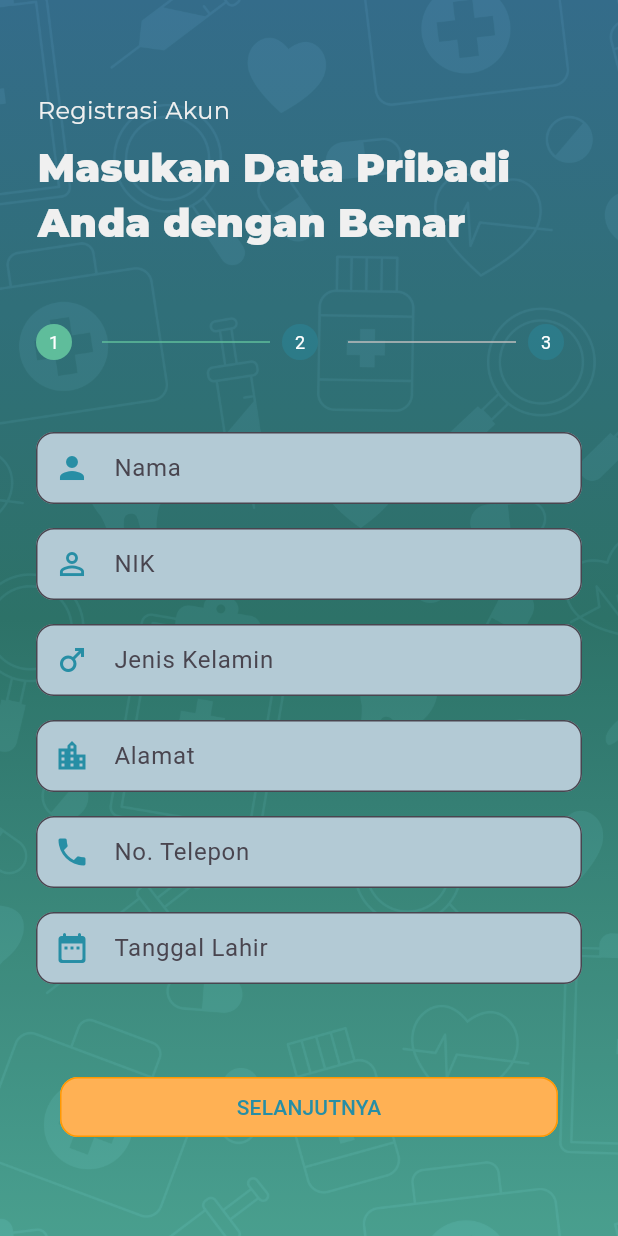
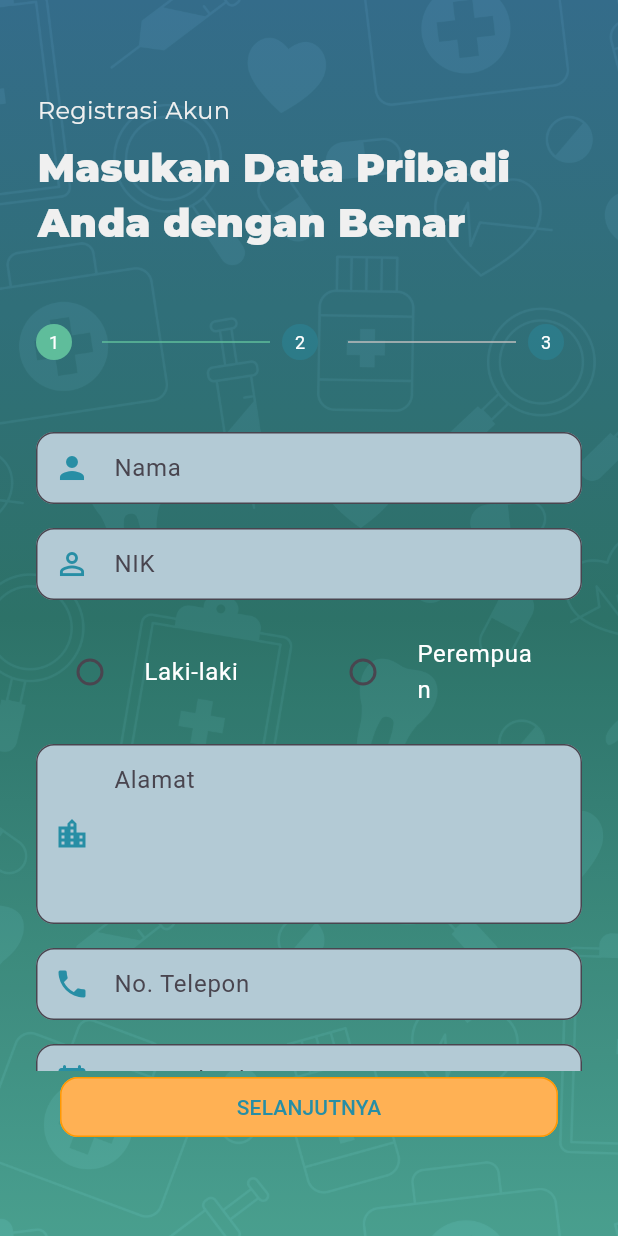
Before and after one commit to sabilfaustaa/provis-frontend, a Flutter app: the screen it shows after launch, after a tap on "DAFTAR", on a phone screen of 412 x 824 dp. Run offline on Flutter 3.47's test engine with Material 3 defaults, Android fonts, the phone set to English and light mode, and no system bars; our stand-ins replace google_fonts, shared_preferences; accounts and stored records are empty.

```diff
--- a/lib/component.dart
+++ b/lib/component.dart
@@ -1,5 +1,6 @@
 import 'package:flutter/material.dart';
 import 'package:digisehat/theme.dart';
+import 'package:intl/date_symbols.dart';
 
 Widget buildBackground(BoxDecoration boxDecoration) {
   return Container(
@@ -11,29 +12,34 @@ Widget buildTextField({
   TextEditingController? controller,
   required String hint,
   required bool obscureText,
-  required IconData prefixIcon,
+  IconData? prefixIcon,
   Color backgroundColor = Colors.white,
   Color iconColor = Colors.black,
   double fieldHeight = 48.0,
+  int maxLines = 1,
 }) {
   return TextField(
     controller: controller,
     obscureText: obscureText,
+    maxLines: maxLines,
+    textAlignVertical: TextAlignVertical.center,
     decoration: InputDecoration(
       hintText: hint,
       fillColor: backgroundColor,
       filled: true,
-      prefixIcon: IconTheme(
-        data: IconThemeData(
-          color: iconColor,
-        ),
-        child: Icon(prefixIcon),
-      ),
+      prefixIcon: prefixIcon != null
+          ? IconTheme(
+              data: IconThemeData(
+                color: iconColor,
+              ),
+              child: Icon(prefixIcon),
+            )
+          : null,
       border: OutlineInputBorder(
         borderRadius: BorderRadius.circular(12),
       ),
       contentPadding: EdgeInsets.symmetric(
-        vertical: (fieldHeight - 48.0) / 2,
+        vertical: (fieldHeight - 24.0) / 2,
         horizontal: 12,
       ),
     ),
--- /dev/null
+++ b/lib/models/patient.dart
@@ -0,0 +1,43 @@
+class PatientModel {
+  int id;
+  String name;
+  int userId;
+  String nik;
+  String gender;
+  String address;
+  String telephone;
+  String dateOfBirth;
+  String medicalRecord;
+  String allergy;
+  bool bpjsStatus;
+
+  PatientModel({
+    required this.id,
+    required this.name,
+    required this.userId,
+    required this.nik,
+    required this.gender,
+    required this.address,
+    required this.telephone,
+    required this.dateOfBirth,
+    required this.medicalRecord,
+    required this.allergy,
+    required this.bpjsStatus,
+  });
+
+  factory PatientModel.fromJson(Map<String, dynamic> json) {
+    return PatientModel(
+      id: json['id'],
+      name: json['name'],
+      userId: json['user_id'],
+      nik: json['nik'],
+      gender: json['gender'],
+      address: json['address'],
+      telephone: json['telephone'],
+      dateOfBirth: json['date_of_birth'],
+      medicalRecord: json['medical_record'],
+      allergy: json['allergy'],
+      bpjsStatus: json['bpjs_status'],
+    );
+  }
+}
--- a/lib/models/user.dart
+++ b/lib/models/user.dart
@@ -1,60 +1,41 @@
+import 'patient.dart'; // Sesuaikan dengan path model PatientModel
+
 class UserModel {
-  final int id;
-  final String username;
-  final String name;
-  final String medicalRecord;
-  final String nik;
-  final String gender;
-  final String address;
-  final String telephone;
-  final String dateOfBirth;
-  final String allergy;
-  final String allergyYear;
-  final String accessToken;
+  int id;
+  String username;
+  String role;
+  String accessToken;
+  PatientModel? patient;
 
   UserModel({
     required this.id,
     required this.username,
-    required this.name,
-    required this.medicalRecord,
-    required this.nik,
-    required this.gender,
-    required this.address,
-    required this.telephone,
-    required this.dateOfBirth,
-    required this.allergy,
-    required this.allergyYear,
+    required this.role,
     required this.accessToken,
+    this.patient,
   });
-
-  UserModel.fromBasic({
-    required this.id,
-    required this.accessToken,
-  })  : username = '',
-        name = '',
-        medicalRecord = '',
-        nik = '',
-        gender = '',
-        address = '',
-        telephone = '',
-        dateOfBirth = '',
-        allergy = '',
-        allergyYear = '';
 
   factory UserModel.fromJson(Map<String, dynamic> json) {
     return UserModel(
       id: json['id'],
       username: json['username'],
-      name: json['name'],
-      medicalRecord: json['medical_record'],
-      nik: json['nik'],
-      gender: json['gender'],
-      address: json['address'],
-      telephone: json['telephone'],
-      dateOfBirth: json['date_of_birth'],
-      allergy: json['allergy'],
-      allergyYear: json['allergy_year'],
+      role: json['role'],
       accessToken: json['access_token'],
+      patient: json['patient'] != null
+          ? PatientModel.fromJson(json['patient'])
+          : null,
+    );
+  }
+
+  factory UserModel.fromBasic({
+    required int id,
+    required String accessToken,
+  }) {
+    return UserModel(
+      id: id,
+      username: '',
+      role: '',
+      accessToken: accessToken,
     );
   }
 }
--- a/lib/pages/home/jadwal_konsultasi.dart
+++ b/lib/pages/home/jadwal_konsultasi.dart
@@ -86,7 +86,8 @@ class JadwalKonsultasiPage extends StatelessWidget {
                               ),
                               SizedBox(height: 16),
                               Text(
-                                schedule.patient.name,
+                                "Test",
+                                // schedule.patient.name,
                                 style: TextStyle(
                                   color: lightColor,
                                   fontSize: 20,
--- a/lib/pages/sign_up.dart
+++ b/lib/pages/sign_up.dart
@@ -1,9 +1,9 @@
-import 'package:digisehat/providers/auth_provider.dart';
 import 'package:flutter/material.dart';
 import 'package:provider/provider.dart';
-// import 'package:digisehat/helpers.dart';
+import 'package:intl/intl.dart';
 import 'package:digisehat/theme.dart';
 import 'package:digisehat/component.dart';
+import 'package:digisehat/providers/auth_provider.dart';
 
 class SignUpPage extends StatefulWidget {
   @override
@@ -16,13 +16,12 @@ class _SignUpPageState extends State<SignUpPage> {
 
   final TextEditingController _namaController = TextEditingController();
   final TextEditingController _nikController = TextEditingController();
-  final TextEditingController _jenisKelaminController = TextEditingController();
+  String? _jenisKelamin;
   final TextEditingController _alamatController = TextEditingController();
   final TextEditingController _noTeleponController = TextEditingController();
   final TextEditingController _tanggalLahirController = TextEditingController();
-  final TextEditingController _penyakitAlergiController =
+  final TextEditingController _riwayatPenyakitController =
       TextEditingController();
-  final TextEditingController _tahunController = TextEditingController();
   final TextEditingController _emailController = TextEditingController();
   final TextEditingController _passwordController = TextEditingController();
 
@@ -169,23 +168,40 @@ class _SignUpPageState extends State<SignUpPage> {
   }
 
   void _submitData() async {
-    final data = {
+    final signUpData = {
+      'username': _emailController.text,
+      'password': _passwordController.text,
+      'role': 'patient',
+    };
+
+    bool isSignUpSuccess =
+        await Provider.of<AuthProvider>(context, listen: false)
+            .signUp(signUpData);
+
+    if (isSignUpSuccess) {
+      final int userId =
+          Provider.of<AuthProvider>(context, listen: false).userId;
+
+      final createPatientData = {
         'name': _namaController.text,
+        'user_id': userId,
         'nik': _nikController.text,
-      'gender': _jenisKelaminController.text,
+        'gender': _jenisKelamin,
         'address': _alamatController.text,
         'telephone': _noTeleponController.text,
         'date_of_birth': _tanggalLahirController.text,
-      'allergy': _penyakitAlergiController.text,
-      'allergy_year': _tahunController.text,
-      'username': _emailController.text,
+        'allergy': _riwayatPenyakitController.text,
+        'allergy_year': "-",
+        'medical_record': _riwayatPenyakitController.text,
         'password': _passwordController.text,
-      'medical_record': "tes"
+        'bpjs_status': false, // atau sesuai kebutuhan
       };
 
-    bool isSuccess =
-        await Provider.of<AuthProvider>(context, listen: false).signUp(data);
-    if (isSuccess) {
+      bool isCreatePatientSuccess =
+          await Provider.of<AuthProvider>(context, listen: false)
+              .createPatient(createPatientData);
+
+      if (isCreatePatientSuccess) {
         ScaffoldMessenger.of(context).showSnackBar(SnackBar(
           content: Text("Pendaftaran berhasil!"),
           backgroundColor: Colors.green,
@@ -193,7 +209,14 @@ class _SignUpPageState extends State<SignUpPage> {
         Navigator.pushNamed(context, '/sign-in');
       } else {
         ScaffoldMessenger.of(context).showSnackBar(SnackBar(
-        content: Text("Pendaftaran gagal, coba lagi."),
+          content:
+              Text("Pendaftaran gagal pada tahap create patient, coba lagi."),
+          backgroundColor: Colors.red,
+        ));
+      }
+    } else {
+      ScaffoldMessenger.of(context).showSnackBar(SnackBar(
+        content: Text("Pendaftaran gagal pada tahap signup, coba lagi."),
         backgroundColor: Colors.red,
       ));
     }
@@ -220,13 +243,33 @@ class _SignUpPageState extends State<SignUpPage> {
           backgroundColor: khakiColor,
         ),
         SizedBox(height: 16),
-        buildTextField(
-          controller: _jenisKelaminController,
-          hint: 'Jenis Kelamin',
-          obscureText: false,
-          prefixIcon: Icons.male,
-          iconColor: primaryColor,
-          backgroundColor: khakiColor,
+        Row(
+          children: [
+            Expanded(
+              child: RadioListTile(
+                value: 'Laki-laki',
+                groupValue: _jenisKelamin,
+                onChanged: (value) {
+                  setState(() {
+                    _jenisKelamin = value as String?;
+                  });
+                },
+                title: Text('Laki-laki', style: TextStyle(color: Colors.white)),
+              ),
+            ),
+            Expanded(
+              child: RadioListTile(
+                value: 'Perempuan',
+                groupValue: _jenisKelamin,
+                onChanged: (value) {
+                  setState(() {
+                    _jenisKelamin = value as String?;
+                  });
+                },
+                title: Text('Perempuan', style: TextStyle(color: Colors.white)),
+              ),
+            ),
+          ],
         ),
         SizedBox(height: 16),
         buildTextField(
@@ -236,6 +279,7 @@ class _SignUpPageState extends State<SignUpPage> {
           prefixIcon: Icons.location_city,
           iconColor: primaryColor,
           backgroundColor: khakiColor,
+          maxLines: 4,
         ),
         SizedBox(height: 16),
         buildTextField(
@@ -247,13 +291,32 @@ class _SignUpPageState extends State<SignUpPage> {
           backgroundColor: khakiColor,
         ),
         SizedBox(height: 16),
-        buildTextField(
+        GestureDetector(
+          onTap: () async {
+            DateTime? pickedDate = await showDatePicker(
+              context: context,
+              initialDate: DateTime.now(),
+              firstDate: DateTime(1900),
+              lastDate: DateTime.now(),
+            );
+            if (pickedDate != null) {
+              String formattedDate =
+                  DateFormat('yyyy-MM-dd').format(pickedDate);
+              setState(() {
+                _tanggalLahirController.text = formattedDate;
+              });
+            }
+          },
+          child: AbsorbPointer(
+            child: buildTextField(
               controller: _tanggalLahirController,
               hint: 'Tanggal Lahir',
               obscureText: false,
               prefixIcon: Icons.date_range_rounded,
               iconColor: primaryColor,
               backgroundColor: khakiColor,
+            ),
+          ),
         ),
       ],
     );
@@ -263,21 +326,13 @@ class _SignUpPageState extends State<SignUpPage> {
     return Column(
       children: [
         buildTextField(
-          controller: _penyakitAlergiController,
-          hint: 'Penyakit / Alergi',
+          controller: _riwayatPenyakitController,
+          hint: 'Masukan riwayat penyakit/alergi beserta tahun mengalaminya',
           obscureText: false,
           prefixIcon: Icons.healing,
           iconColor: primaryColor,
           backgroundColor: khakiColor,
-        ),
-        SizedBox(height: 16),
-        buildTextField(
-          controller: _tahunController,
-          hint: 'Tahun',
-          obscureText: false,
-          prefixIcon: Icons.calendar_today,
-          iconColor: primaryColor,
-          backgroundColor: khakiColor,
+          maxLines: 6,
         ),
       ],
     );
@@ -288,7 +343,7 @@ class _SignUpPageState extends State<SignUpPage> {
       children: [
         buildTextField(
           controller: _emailController,
-          hint: 'username',
+          hint: 'Email',
           obscureText: false,
           prefixIcon: Icons.email,
           iconColor: primaryColor,
@@ -297,7 +352,7 @@ class _SignUpPageState extends State<SignUpPage> {
         SizedBox(height: 16),
         buildTextField(
           controller: _passwordController,
-          hint: 'password',
+          hint: 'Password',
           obscureText: true,
           prefixIcon: Icons.lock,
           iconColor: primaryColor,
```
Also changed, not shown: lib/pages/home/home.dart (+40 -36 lines), lib/providers/auth_provider.dart (+52 -13 lines). Lines whose indentation alone changed are shown as unchanged.
